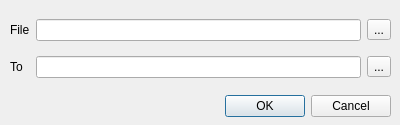
Above: ved/UserPrograms/GUI no connect/copy.ui from dumitory-dev/VED before the change. Below: the same form after it.
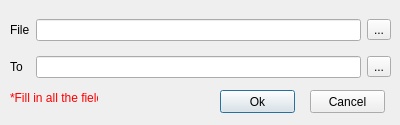
That is the form after the change.

Commit message: Add labels "Fill in all the fields"

Diff of the .ui file:
```diff
--- a/ved/UserPrograms/GUI no connect/copy.ui
+++ b/ved/UserPrograms/GUI no connect/copy.ui
@@ -16,22 +16,6 @@
   <property name="modal">
    <bool>false</bool>
   </property>
-  <widget class="QDialogButtonBox" name="buttonBox">
-   <property name="geometry">
-    <rect>
-     <x>50</x>
-     <y>90</y>
-     <width>341</width>
-     <height>32</height>
-    </rect>
-   </property>
-   <property name="orientation">
-    <enum>Qt::Horizontal</enum>
-   </property>
-   <property name="standardButtons">
-    <set>QDialogButtonBox::Cancel|QDialogButtonBox::Ok</set>
-   </property>
-  </widget>
   <widget class="QWidget" name="gridLayoutWidget">
    <property name="geometry">
     <rect>
@@ -78,6 +62,85 @@
     </item>
    </layout>
   </widget>
+  <widget class="QPushButton" name="Cancel">
+   <property name="geometry">
+    <rect>
+     <x>220</x>
+     <y>90</y>
+     <width>75</width>
+     <height>23</height>
+    </rect>
+   </property>
+   <property name="text">
+    <string>Ok</string>
+   </property>
+  </widget>
+  <widget class="QPushButton" name="Ok">
+   <property name="geometry">
+    <rect>
+     <x>310</x>
+     <y>90</y>
+     <width>75</width>
+     <height>23</height>
+    </rect>
+   </property>
+   <property name="text">
+    <string>Cancel</string>
+   </property>
+  </widget>
+  <widget class="QLabel" name="label">
+   <property name="enabled">
+    <bool>true</bool>
+   </property>
+   <property name="geometry">
+    <rect>
+     <x>10</x>
+     <y>90</y>
+     <width>88</width>
+     <height>16</height>
+    </rect>
+   </property>
+   <property name="palette">
+    <palette>
+     <active>
+      <colorrole role="WindowText">
+       <brush brushstyle="SolidPattern">
+        <color alpha="255">
+         <red>255</red>
+         <green>0</green>
+         <blue>0</blue>
+        </color>
+       </brush>
+      </colorrole>
+     </active>
+     <inactive>
+      <colorrole role="WindowText">
+       <brush brushstyle="SolidPattern">
+        <color alpha="255">
+         <red>255</red>
+         <green>0</green>
+         <blue>0</blue>
+        </color>
+       </brush>
+      </colorrole>
+     </inactive>
+     <disabled>
+      <colorrole role="WindowText">
+       <brush brushstyle="SolidPattern">
+        <color alpha="255">
+         <red>120</red>
+         <green>120</green>
+         <blue>120</blue>
+        </color>
+       </brush>
+      </colorrole>
+     </disabled>
+    </palette>
+   </property>
+   <property name="text">
+    <string>*Fill in all the fields</string>
+   </property>
+  </widget>
  </widget>
  <resources/>
  <connections>
```
Left out of the diff: 35 changed lines with no effect on the pictures. The commit also changes 11 other files.
